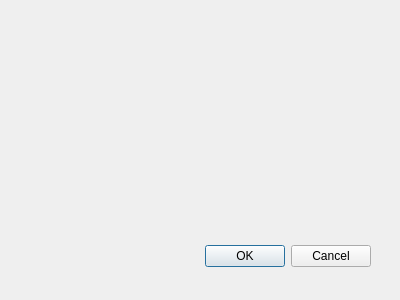
Old version of the form userpage.ui in the repository PokGT/QtTPS8.
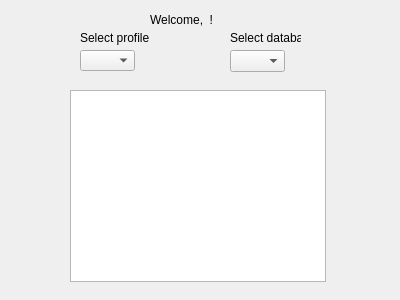
New version of the form.

```diff
--- a/userpage.ui
+++ b/userpage.ui
@@ -13,20 +13,73 @@
   <property name="windowTitle">
    <string>Dialog</string>
   </property>
-  <widget class="QDialogButtonBox" name="buttonBox">
+  <widget class="QComboBox" name="comboBox">
    <property name="geometry">
     <rect>
-     <x>30</x>
-     <y>240</y>
-     <width>341</width>
-     <height>32</height>
+     <x>80</x>
+     <y>50</y>
+     <width>55</width>
+     <height>21</height>
     </rect>
    </property>
-   <property name="orientation">
-    <enum>Qt::Horizontal</enum>
+  </widget>
+  <widget class="QComboBox" name="comboBox_2">
+   <property name="geometry">
+    <rect>
+     <x>230</x>
+     <y>50</y>
+     <width>55</width>
+     <height>22</height>
+    </rect>
    </property>
-   <property name="standardButtons">
-    <set>QDialogButtonBox::Cancel|QDialogButtonBox::Ok</set>
+  </widget>
+  <widget class="QTableView" name="tableView">
+   <property name="geometry">
+    <rect>
+     <x>70</x>
+     <y>90</y>
+     <width>256</width>
+     <height>192</height>
+    </rect>
+   </property>
+  </widget>
+  <widget class="QLabel" name="label">
+   <property name="geometry">
+    <rect>
+     <x>80</x>
+     <y>30</y>
+     <width>81</width>
+     <height>16</height>
+    </rect>
+   </property>
+   <property name="text">
+    <string>Select profile</string>
+   </property>
+  </widget>
+  <widget class="QLabel" name="label_2">
+   <property name="geometry">
+    <rect>
+     <x>230</x>
+     <y>30</y>
+     <width>71</width>
+     <height>16</height>
+    </rect>
+   </property>
+   <property name="text">
+    <string>Select database</string>
+   </property>
+  </widget>
+  <widget class="QLabel" name="label_3">
+   <property name="geometry">
+    <rect>
+     <x>150</x>
+     <y>10</y>
+     <width>81</width>
+     <height>20</height>
+    </rect>
+   </property>
+   <property name="text">
+    <string>Welcome, &lt;user&gt; !</string>
    </property>
   </widget>
  </widget>
```
Left out of the diff: 35 changed lines with no effect on the pictures.
